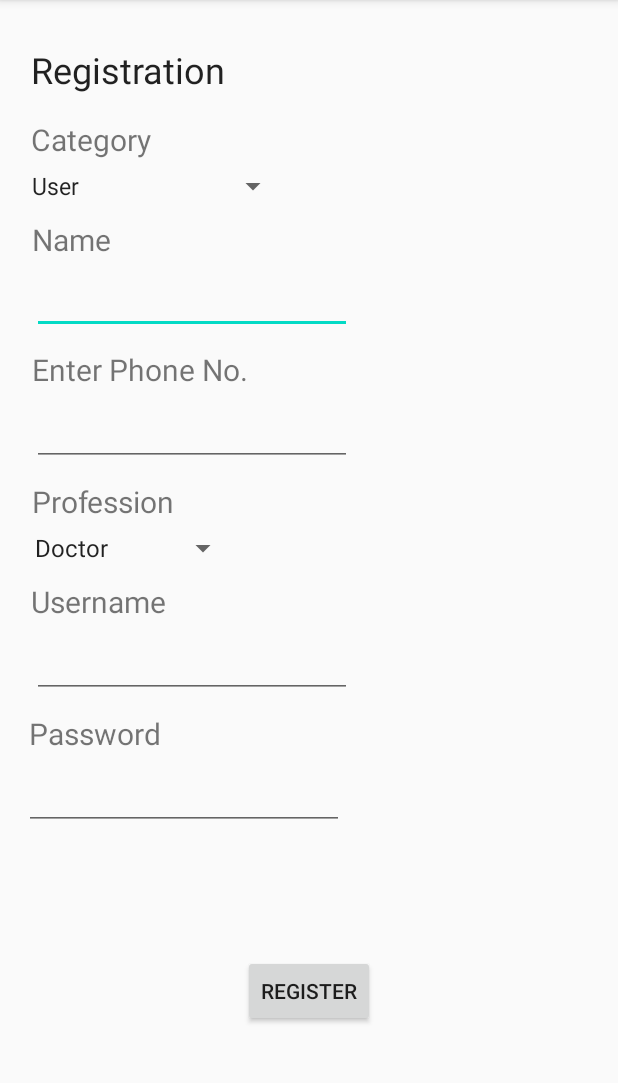
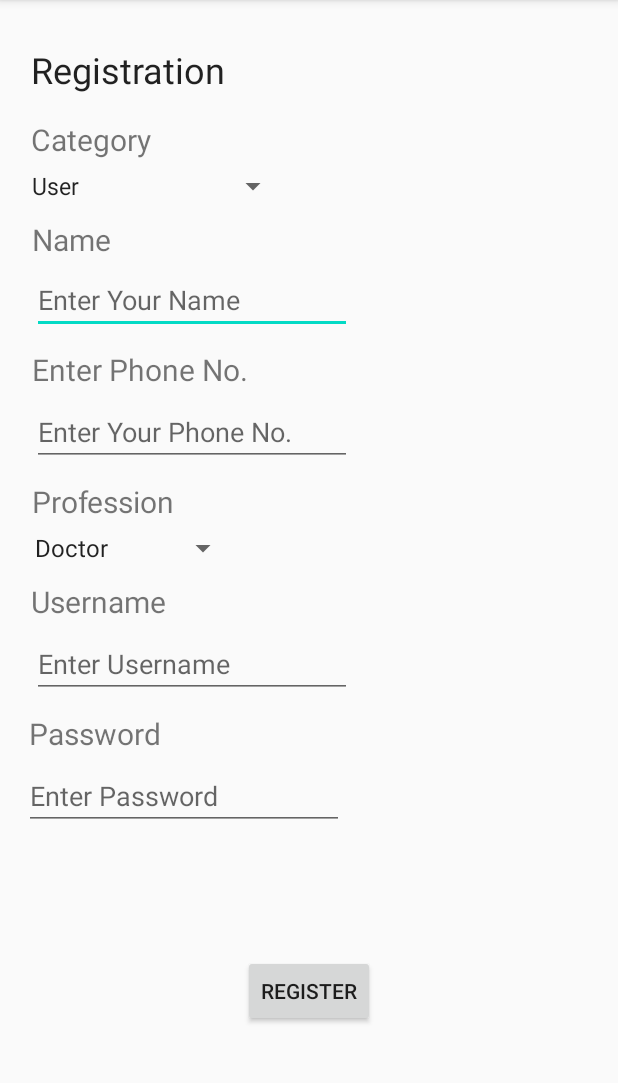
Before and after one commit to Scjatto/UCHSClient, an Android app: the RegisterActivity screen opened directly, with no data from a screen before it, on a phone screen of 412 x 824 dp, the part 84-1167 px from its top. Run offline under Robolectric (Android 15) with nearby library versions, the phone set to English and light mode, and no system bars.

Commit message:
Changed Alignments

```diff
--- a/app/src/main/res/layout/activity_register.xml
+++ b/app/src/main/res/layout/activity_register.xml
@@ -55,7 +55,9 @@
             android:layout_height="wrap_content"
             android:layout_marginTop="5dp"
             android:ems="10"
+            android:hint="Enter Your Phone No."
             android:inputType="phone"
+            android:textAlignment="textStart"
             app:layout_constraintEnd_toEndOf="parent"
             app:layout_constraintHorizontal_bias="0.106"
             app:layout_constraintStart_toStartOf="parent"
@@ -67,7 +69,9 @@
             android:layout_height="wrap_content"
             android:layout_marginTop="5dp"
             android:ems="10"
+            android:hint="Enter Your Name"
             android:inputType="textPersonName"
+            android:textAlignment="textStart"
             app:layout_constraintEnd_toEndOf="parent"
             app:layout_constraintHorizontal_bias="0.106"
             app:layout_constraintStart_toStartOf="parent"
@@ -113,7 +117,9 @@
             android:layout_height="wrap_content"
             android:layout_marginTop="5dp"
             android:ems="10"
+            android:hint="Enter Username"
             android:inputType="textPersonName"
+            android:textAlignment="textStart"
             app:layout_constraintEnd_toEndOf="parent"
             app:layout_constraintHorizontal_bias="0.106"
             app:layout_constraintStart_toStartOf="parent"
@@ -137,7 +143,9 @@
             android:layout_height="wrap_content"
             android:layout_marginTop="5dp"
             android:ems="10"
+            android:hint="Enter Password"
             android:inputType="textPassword"
+            android:textAlignment="textStart"
             app:layout_constraintEnd_toEndOf="parent"
             app:layout_constraintHorizontal_bias="0.08"
             app:layout_constraintStart_toStartOf="parent"
```
Also changed, not shown: app/src/main/res/layout/activity_login.xml (+5 -3 lines).
